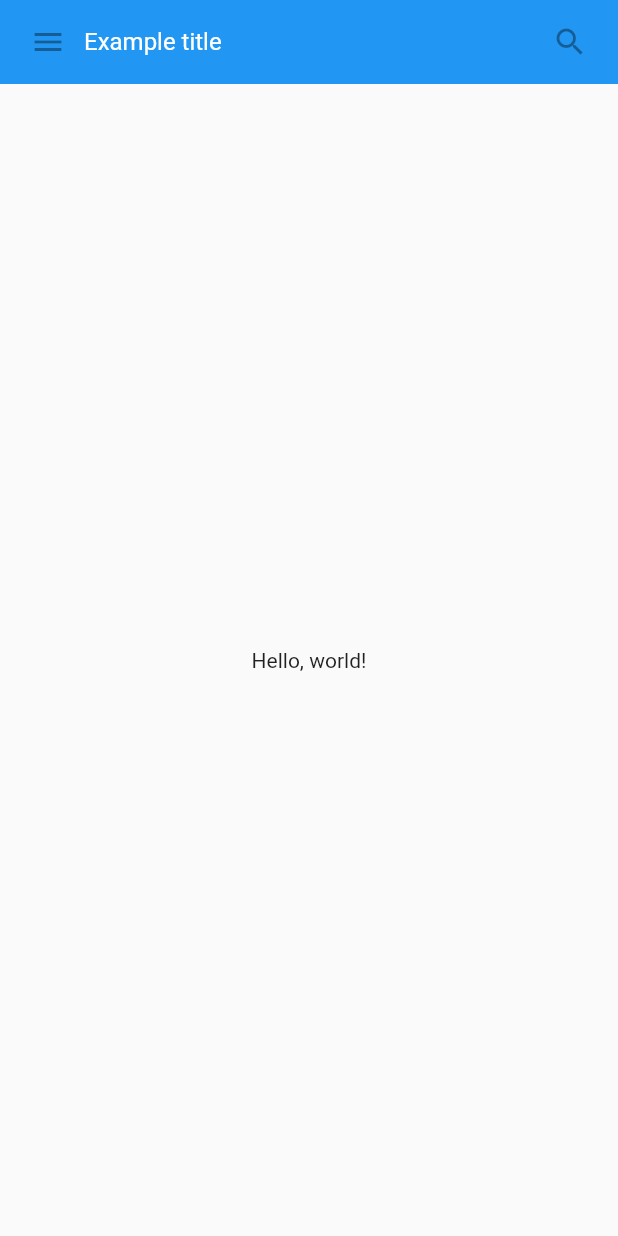
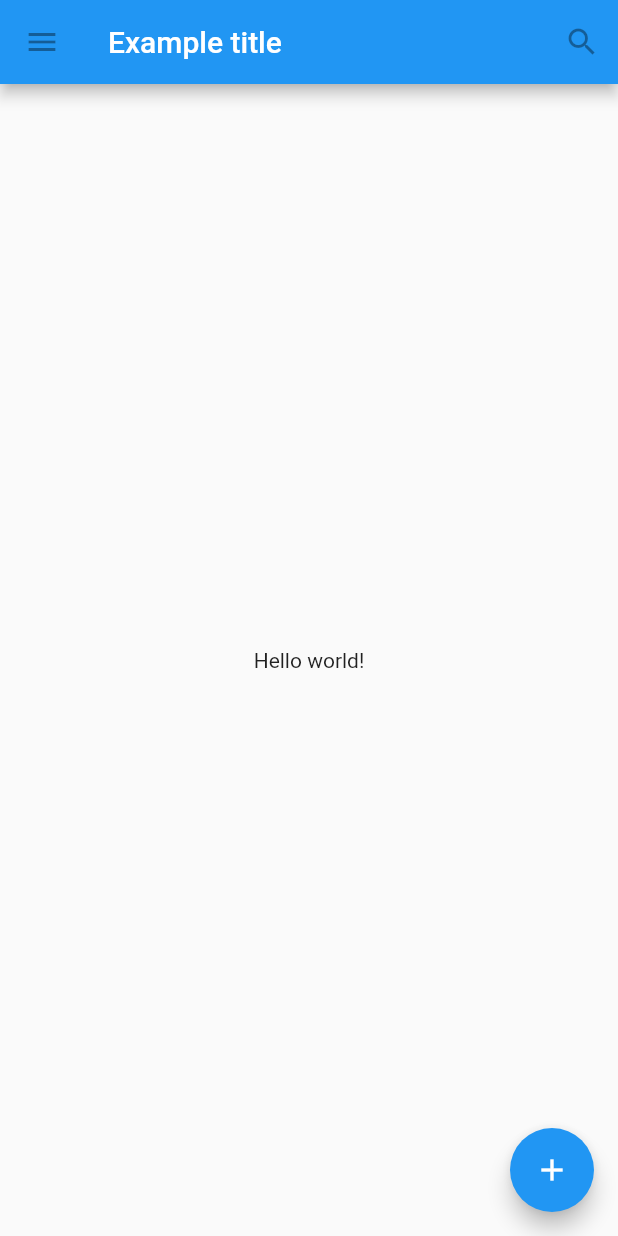
Before and after one commit to rattan/Flutter_Study, a Flutter app: the screen it shows after launch, on a phone screen of 412 x 824 dp. Run offline on Flutter 3.47's test engine with Material 2 defaults, Android fonts, the phone set to English and light mode, and no system bars.

```diff
--- a/lib/main.dart
+++ b/lib/main.dart
@@ -1,51 +1,36 @@
 import 'package:flutter/material.dart';
 
-class MyAppBar extends StatelessWidget {
-  const MyAppBar({super.key, required this.title});
+void main() {
+  runApp(const MaterialApp(title: 'Flutter Tutorial', home: TutorialHome()));
+}
 
-  final Widget title;
+class TutorialHome extends StatelessWidget {
+  const TutorialHome({super.key});
 
   @override
   Widget build(BuildContext context) {
-    return Container(
-        height: 56.0,
-        padding: const EdgeInsets.symmetric(horizontal: 8.0),
-        decoration: BoxDecoration(color: Colors.blue[500]),
-        child: Row(
-          children: <Widget>[
-            const IconButton(
+    return Scaffold(
+      appBar: AppBar(
+        leading: const IconButton(
           icon: Icon(Icons.menu),
           tooltip: 'Navigation menu',
           onPressed: null,
         ),
-            Expanded(child: title),
-            const IconButton(
+        title: const Text('Example title'),
+        actions: const <Widget>[
+          IconButton(
             icon: Icon(Icons.search),
             tooltip: 'Search',
             onPressed: null,
-            )
+          ),
         ],
-        ));
+      ),
+      body: const Center(child: Text('Hello world!')),
+      floatingActionButton: const FloatingActionButton(
+        tooltip: 'Add',
+        onPressed: null,
+        child: Icon(Icons.add),
+      ),
+    );
   }
 }
-
-class MyScaffold extends StatelessWidget {
-  const MyScaffold({super.key});
-
-  @override
-  Widget build(BuildContext context) {
-    return Material(
-        child: Column(
-      children: <Widget>[
-        MyAppBar(
-            title: Text('Example title',
-                style: Theme.of(context).primaryTextTheme.titleMedium)),
-        const Expanded(child: Center(child: Text('Hello, world!')))
-      ],
-    ));
-  }
-}
-
-void main() {
-  runApp(const MaterialApp(title: 'My app', home: MyScaffold()));
-}
```
Lines whose indentation alone changed are shown as unchanged.
